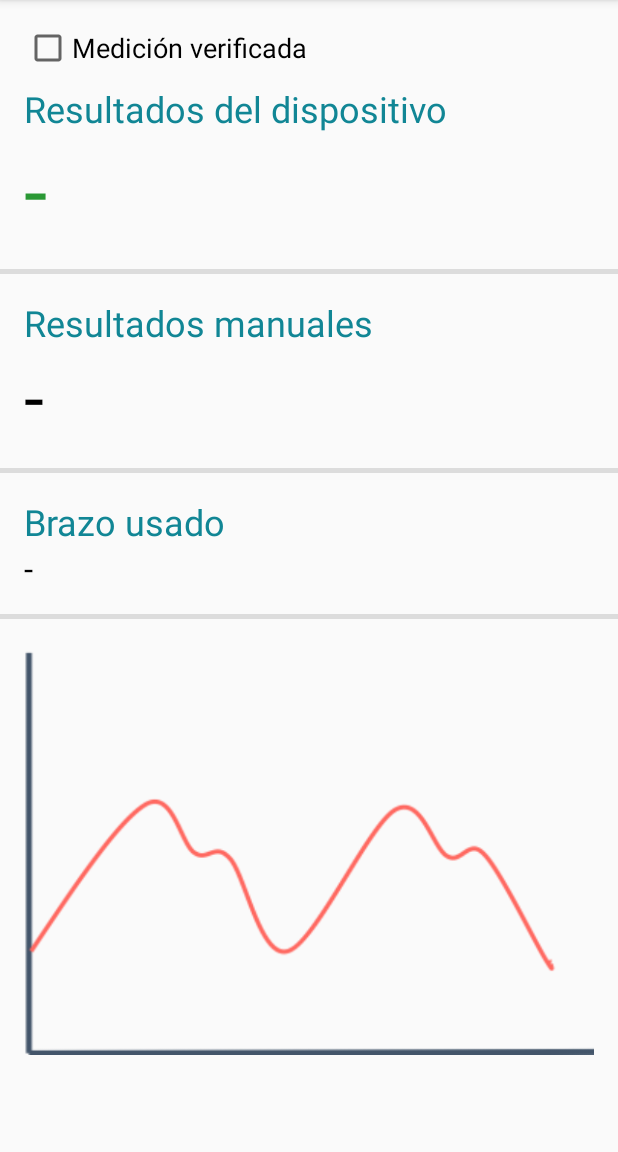
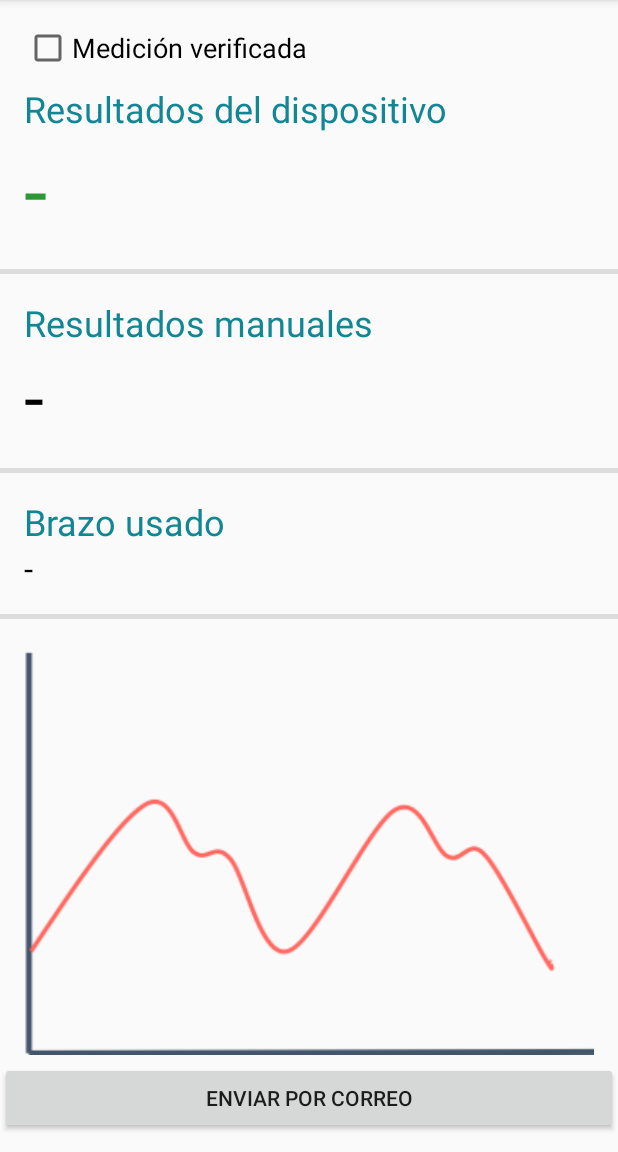
Before and after one commit to rodvama/DispositivosMoviles, an Android app: the ActivityDetail screen opened directly, with no data from a screen before it, on a phone screen of 412 x 824 dp, the part 84-1236 px from its top. Run offline under Robolectric (Android 15) with nearby library versions, the phone set to English and light mode, and no system bars; our stand-ins replace Room's generated code.

Commit message:
primer avance para enviar correo

```diff
--- a/app/src/main/res/layout/activity_detail.xml
+++ b/app/src/main/res/layout/activity_detail.xml
@@ -133,9 +133,15 @@
                 app:layout_constraintStart_toStartOf="parent"
                 app:layout_constraintTop_toBottomOf="@id/divider3"
                 app:srcCompat="@drawable/pressure_graph"/>
+            <Button
+                android:id="@+id/button_enviarCorreo"
+                android:layout_width="match_parent"
+                android:layout_height="0dp"
+                android:layout_weight="1"
+                app:layout_constraintEnd_toEndOf="parent"
+                app:layout_constraintStart_toStartOf="parent"
+                app:layout_constraintTop_toBottomOf="@id/image_graph"
+                android:text="@string/enviar_por_email" />
         </android.support.constraint.ConstraintLayout>
     </ScrollView>
-
-
-
 </android.support.constraint.ConstraintLayout>
```
Also changed, not shown: app/src/main/java/mx/itesm/proyectofinal/ActivityDetail.kt (+32 -1 lines), app/src/main/res/layout/row.xml (+0 -9 lines).
